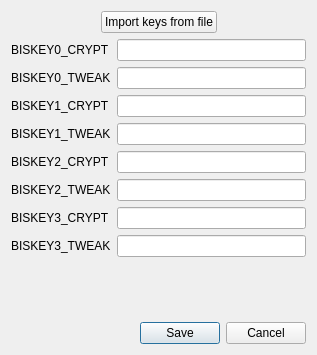
Above: NxNandManager/gui/keyset.ui from eliboa/NxNandManager before the change. Below: the same form after it.
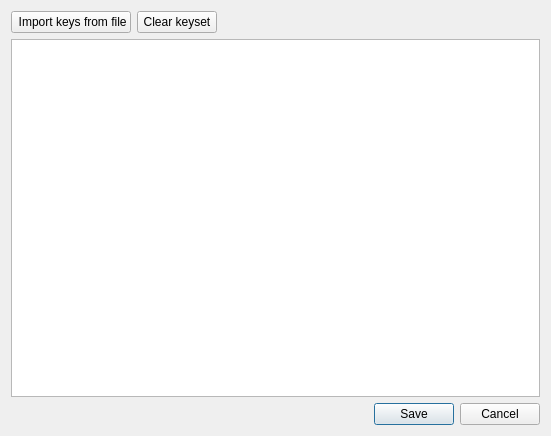
That is the form after the change. Icons and pictures are not drawn.

What changed in the file:
```diff
--- a/NxNandManager/gui/keyset.ui
+++ b/NxNandManager/gui/keyset.ui
@@ -6,8 +6,8 @@
    <rect>
     <x>0</x>
     <y>0</y>
-    <width>317</width>
-    <height>355</height>
+    <width>551</width>
+    <height>436</height>
    </rect>
   </property>
   <property name="windowTitle">
@@ -21,7 +21,7 @@
    <string notr="true"/>
   </property>
   <layout class="QGridLayout" name="gridLayout">
-   <item row="13" column="1">
+   <item row="4" column="1">
     <widget class="QDialogButtonBox" name="buttonBox">
      <property name="locale">
       <locale language="English" country="UnitedStates"/>
@@ -34,43 +34,13 @@
      </property>
     </widget>
    </item>
-   <item row="6" column="0">
-    <widget class="QLabel" name="key2_tweak_label">
-     <property name="text">
-      <string>BISKEY2_TWEAK</string>
-     </property>
-    </widget>
-   </item>
-   <item row="3" column="1">
-    <widget class="QLineEdit" name="key1_crypt_edit"/>
-   </item>
-   <item row="7" column="0">
-    <widget class="QLabel" name="key3_crypt_label">
-     <property name="text">
-      <string>BISKEY3_CRYPT</string>
-     </property>
-    </widget>
-   </item>
    <item row="0" column="0" colspan="2">
     <layout class="QHBoxLayout" name="horizontalLayout">
-     <item>
-      <spacer name="horizontalSpacer_2">
-       <property name="orientation">
-        <enum>Qt::Horizontal</enum>
-       </property>
-       <property name="sizeHint" stdset="0">
-        <size>
-         <width>40</width>
-         <height>20</height>
-        </size>
-       </property>
-      </spacer>
-     </item>
      <item>
       <widget class="QPushButton" name="ImportButton">
        <property name="maximumSize">
         <size>
-         <width>181</width>
+         <width>200</width>
          <height>16777215</height>
         </size>
        </property>
@@ -78,7 +48,18 @@
         <string>&lt;html&gt;&lt;head/&gt;&lt;body&gt;&lt;p&gt;biskeydump or lockipick format. &lt;br/&gt;&lt;span style=&quot; font-style:italic;&quot;&gt;i.e &amp;quot;BIS KEY N (crypt): XXX...&amp;quot;  for 16-byte crypto/tweak&lt;br/&gt;or &amp;quot;bis_key_0N = XXX...&amp;quot; for 32-byte keys&lt;/span&gt;&lt;/p&gt;&lt;/body&gt;&lt;/html&gt;</string>
        </property>
        <property name="text">
-        <string>Import keys from file</string>
+        <string> Import keys from file</string>
+       </property>
+       <property name="icon">
+        <iconset resource="application.qrc">
+         <normaloff>:/images/import.png</normaloff>:/images/import.png</iconset>
+       </property>
+      </widget>
+     </item>
+     <item>
+      <widget class="QPushButton" name="clearKeysButton">
+       <property name="text">
+        <string>Clear keyset</string>
        </property>
       </widget>
      </item>
@@ -97,88 +78,8 @@
      </item>
     </layout>
    </item>
-   <item row="2" column="1">
-    <widget class="QLineEdit" name="key0_tweak_edit"/>
-   </item>
-   <item row="5" column="0">
-    <widget class="QLabel" name="key2_crypt_label">
-     <property name="text">
-      <string>BISKEY2_CRYPT</string>
-     </property>
-    </widget>
-   </item>
-   <item row="8" column="0">
-    <widget class="QLabel" name="key3_tweak_label">
-     <property name="text">
-      <string>BISKEY3_TWEAK</string>
-     </property>
-    </widget>
-   </item>
-   <item row="10" column="1">
-    <spacer name="verticalSpacer">
-     <property name="orientation">
-      <enum>Qt::Vertical</enum>
-     </property>
-     <property name="sizeHint" stdset="0">
-      <size>
-       <width>20</width>
-       <height>40</height>
-      </size>
-     </property>
-    </spacer>
-   </item>
-   <item row="4" column="0">
-    <widget class="QLabel" name="key1_tweak_label">
-     <property name="text">
-      <string>BISKEY1_TWEAK</string>
-     </property>
-    </widget>
-   </item>
-   <item row="6" column="1">
-    <widget class="QLineEdit" name="key2_tweak_edit"/>
-   </item>
-   <item row="1" column="0">
-    <widget class="QLabel" name="key0_crypt_label">
-     <property name="text">
-      <string>BISKEY0_CRYPT</string>
-     </property>
-    </widget>
-   </item>
-   <item row="7" column="1">
-    <widget class="QLineEdit" name="key3_crypt_edit"/>
-   </item>
-   <item row="2" column="0">
-    <widget class="QLabel" name="key0_tweak_label">
-     <property name="text">
-      <string>BISKEY0_TWEAK</string>
-     </property>
-    </widget>
-   </item>
-   <item row="3" column="0">
-    <widget class="QLabel" name="key1_crypt_label">
-     <property name="text">
-      <string>BISKEY1_CRYPT</string>
-     </property>
-    </widget>
-   </item>
-   <item row="4" column="1">
-    <widget class="QLineEdit" name="key1_tweak_edit"/>
-   </item>
-   <item row="1" column="1">
-    <widget class="QLineEdit" name="key0_crypt_edit"/>
-   </item>
-   <item row="8" column="1">
-    <widget class="QLineEdit" name="key3_tweak_edit"/>
-   </item>
-   <item row="5" column="1">
-    <widget class="QLineEdit" name="key2_crypt_edit"/>
-   </item>
-   <item row="9" column="0" colspan="2">
-    <widget class="QLabel" name="label_other_keys">
-     <property name="text">
-      <string/>
-     </property>
-    </widget>
+   <item row="1" column="0" colspan="2">
+    <widget class="QTableWidget" name="keysTable"/>
    </item>
   </layout>
  </widget>
```
Left out of the diff: 2 changed lines with no effect on the pictures.
